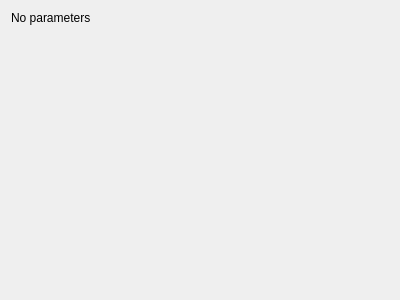
Before: the Qt Designer form mandelbulber2/qt_data/fractal_ides.ui in buddhi1980/mandelbulber2, drawn with Qt 5.
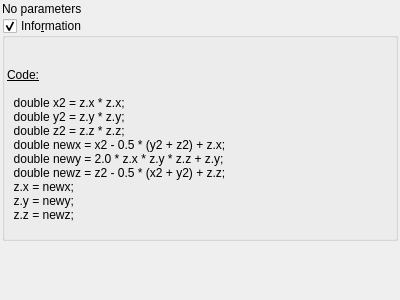
After: the same form once the commit is applied. Custom widgets are drawn as their Qt base class.

Commit message: Added information boxes to several formulas. Formated code for fractal formulas.

```diff
--- a/mandelbulber2/qt_data/fractal_ides.ui
+++ b/mandelbulber2/qt_data/fractal_ides.ui
@@ -14,6 +14,21 @@
    <string>Form</string>
   </property>
   <layout class="QVBoxLayout" name="verticalLayout">
+   <property name="spacing">
+    <number>2</number>
+   </property>
+   <property name="leftMargin">
+    <number>2</number>
+   </property>
+   <property name="topMargin">
+    <number>2</number>
+   </property>
+   <property name="rightMargin">
+    <number>2</number>
+   </property>
+   <property name="bottomMargin">
+    <number>2</number>
+   </property>
    <item>
     <widget class="QLabel" name="label">
      <property name="text">
@@ -21,6 +36,69 @@
      </property>
     </widget>
    </item>
+   <item>
+    <widget class="MyGroupBox" name="groupCheck_info">
+     <property name="title">
+      <string>Info&amp;rmation</string>
+     </property>
+     <property name="flat">
+      <bool>false</bool>
+     </property>
+     <property name="checkable">
+      <bool>true</bool>
+     </property>
+     <layout class="QVBoxLayout" name="verticalLayout_2">
+      <property name="spacing">
+       <number>2</number>
+      </property>
+      <property name="leftMargin">
+       <number>2</number>
+      </property>
+      <property name="topMargin">
+       <number>2</number>
+      </property>
+      <property name="rightMargin">
+       <number>2</number>
+      </property>
+      <property name="bottomMargin">
+       <number>2</number>
+      </property>
+      <item>
+       <widget class="QLabel" name="label_4">
+        <property name="text">
+         <string>&lt;!DOCTYPE HTML PUBLIC &quot;-//W3C//DTD HTML 4.0//EN&quot; &quot;http://www.w3.org/TR/REC-html40/strict.dtd&quot;&gt;
+&lt;html&gt;&lt;head&gt;&lt;meta name=&quot;qrichtext&quot; content=&quot;1&quot; /&gt;&lt;style type=&quot;text/css&quot;&gt;
+p, li { white-space: pre-wrap; }
+&lt;/style&gt;&lt;/head&gt;&lt;body&gt;
+&lt;p style=&quot;-qt-paragraph-type:empty; margin-top:0px; margin-bottom:0px; margin-left:0px; margin-right:0px; -qt-block-indent:0; text-indent:0px;&quot;&gt;&lt;br /&gt;&lt;/p&gt;
+&lt;p style=&quot;-qt-paragraph-type:empty; margin-top:0px; margin-bottom:0px; margin-left:0px; margin-right:0px; -qt-block-indent:0; text-indent:0px;&quot;&gt;&lt;br /&gt;&lt;/p&gt;
+&lt;p style=&quot; margin-top:0px; margin-bottom:0px; margin-left:0px; margin-right:0px; -qt-block-indent:0; text-indent:0px;&quot;&gt;&lt;span style=&quot; text-decoration: underline;&quot;&gt;Code:&lt;/span&gt;&lt;/p&gt;
+&lt;p style=&quot;-qt-paragraph-type:empty; margin-top:0px; margin-bottom:0px; margin-left:0px; margin-right:0px; -qt-block-indent:0; text-indent:0px; text-decoration: underline;&quot;&gt;&lt;br /&gt;&lt;/p&gt;
+&lt;p style=&quot; margin-top:0px; margin-bottom:0px; margin-left:0px; margin-right:0px; -qt-block-indent:0; text-indent:0px;&quot;&gt;  double x2 = z.x * z.x;&lt;/p&gt;
+&lt;p style=&quot; margin-top:0px; margin-bottom:0px; margin-left:0px; margin-right:0px; -qt-block-indent:0; text-indent:0px;&quot;&gt;  double y2 = z.y * z.y;&lt;/p&gt;
+&lt;p style=&quot; margin-top:0px; margin-bottom:0px; margin-left:0px; margin-right:0px; -qt-block-indent:0; text-indent:0px;&quot;&gt;  double z2 = z.z * z.z;&lt;/p&gt;
+&lt;p style=&quot; margin-top:0px; margin-bottom:0px; margin-left:0px; margin-right:0px; -qt-block-indent:0; text-indent:0px;&quot;&gt;  double newx = x2 - 0.5 * (y2 + z2) + z.x;&lt;/p&gt;
+&lt;p style=&quot; margin-top:0px; margin-bottom:0px; margin-left:0px; margin-right:0px; -qt-block-indent:0; text-indent:0px;&quot;&gt;  double newy = 2.0 * z.x * z.y * z.z + z.y;&lt;/p&gt;
+&lt;p style=&quot; margin-top:0px; margin-bottom:0px; margin-left:0px; margin-right:0px; -qt-block-indent:0; text-indent:0px;&quot;&gt;  double newz = z2 - 0.5 * (x2 + y2) + z.z;&lt;/p&gt;
+&lt;p style=&quot; margin-top:0px; margin-bottom:0px; margin-left:0px; margin-right:0px; -qt-block-indent:0; text-indent:0px;&quot;&gt;  z.x = newx;&lt;/p&gt;
+&lt;p style=&quot; margin-top:0px; margin-bottom:0px; margin-left:0px; margin-right:0px; -qt-block-indent:0; text-indent:0px;&quot;&gt;  z.y = newy;&lt;/p&gt;
+&lt;p style=&quot; margin-top:0px; margin-bottom:0px; margin-left:0px; margin-right:0px; -qt-block-indent:0; text-indent:0px;&quot;&gt;  z.z = newz;&lt;/p&gt;
+&lt;p style=&quot;-qt-paragraph-type:empty; margin-top:0px; margin-bottom:0px; margin-left:0px; margin-right:0px; -qt-block-indent:0; text-indent:0px;&quot;&gt;&lt;br /&gt;&lt;/p&gt;&lt;/body&gt;&lt;/html&gt;</string>
+        </property>
+        <property name="wordWrap">
+         <bool>true</bool>
+        </property>
+        <property name="openExternalLinks">
+         <bool>true</bool>
+        </property>
+        <property name="textInteractionFlags">
+         <set>Qt::LinksAccessibleByMouse|Qt::TextSelectableByMouse</set>
+        </property>
+       </widget>
+      </item>
+     </layout>
+    </widget>
+   </item>
    <item>
     <spacer name="verticalSpacer">
      <property name="orientation">
@@ -36,6 +114,14 @@
    </item>
   </layout>
  </widget>
+ <customwidgets>
+  <customwidget>
+   <class>MyGroupBox</class>
+   <extends>QGroupBox</extends>
+   <header>mygroupbox.h</header>
+   <container>1</container>
+  </customwidget>
+ </customwidgets>
  <resources/>
  <connections/>
 </ui>
```
The commit also changes 8 other files.
